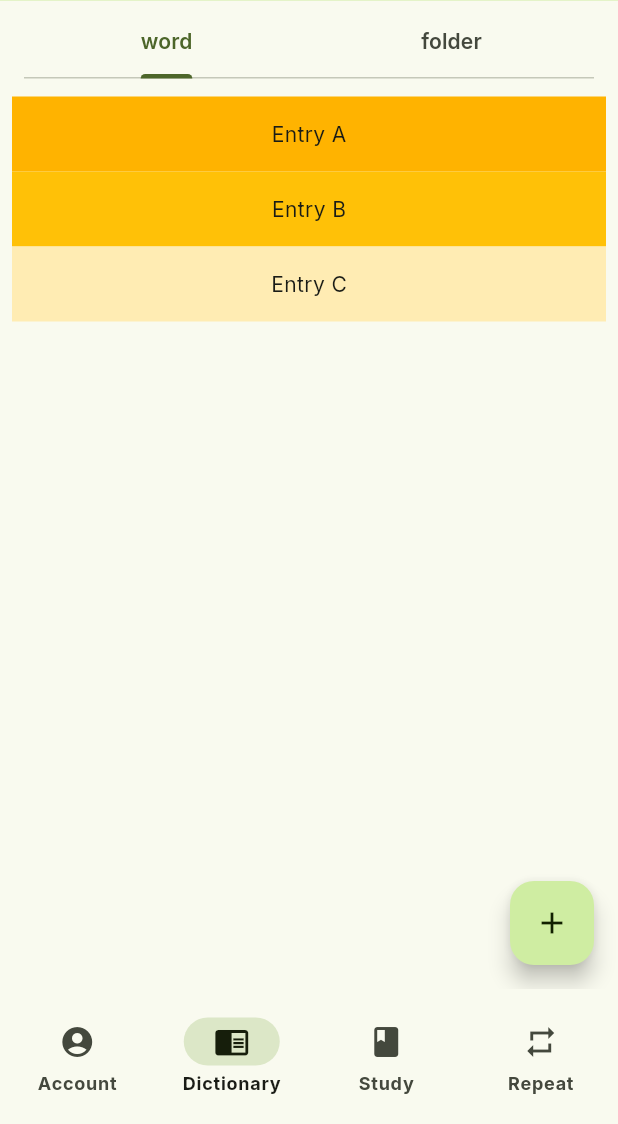
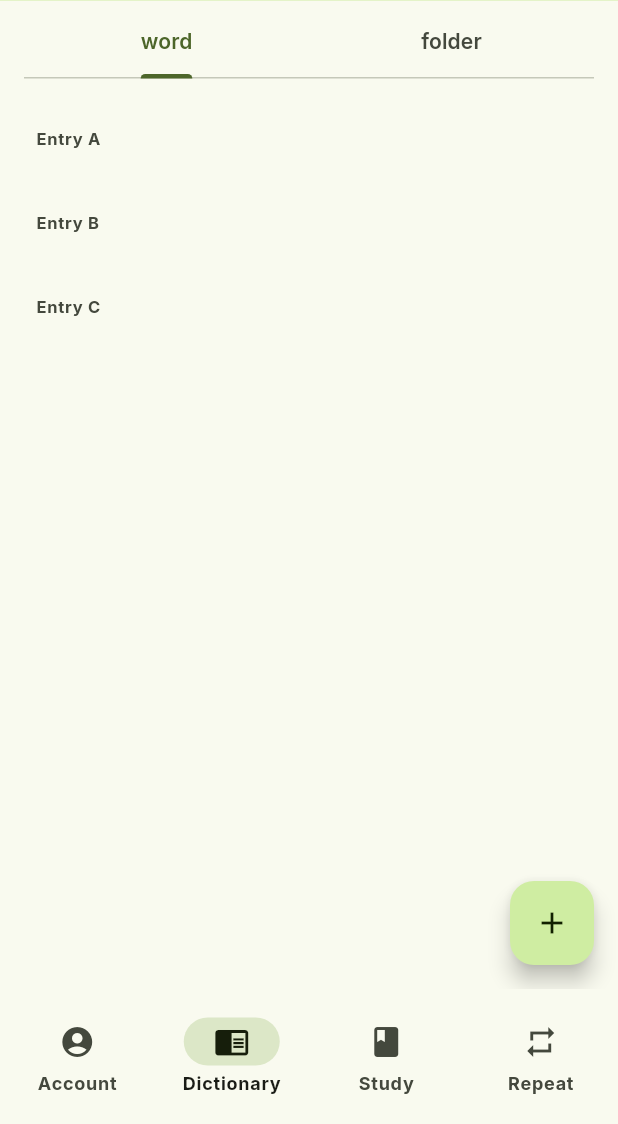
Before and after one commit to SchepardCat/studrow, a Flutter app: the screen it shows after launch, item 2 of the bottom bar chosen, on a phone screen of 412 x 824 dp, the part 112-1236 px from its top. Run offline on Flutter 3.47's test engine with Material 3 defaults, Android fonts, the phone set to English and light mode, and no system bars; our stand-ins replace flip_card, flutter_spinkit, google_fonts, percent_indicator, swipe_cards.

```diff
--- a/lib/main.dart
+++ b/lib/main.dart
@@ -4,6 +4,8 @@ import 'package:studrow/presentation/pages/main_page.dart';
 import 'package:studrow/presentation/pages/settings_page.dart';
 import 'package:studrow/presentation/pages/logo_page.dart';
 import 'package:studrow/presentation/pages/account_page.dart';
+import 'package:studrow/presentation/pages/study_page.dart';
+import 'package:studrow/presentation/pages/word_details_page.dart';
 import 'package:studrow/presentation/theme/theme.dart';
 import 'presentation/theme/typography.dart';
 
@@ -29,6 +31,7 @@ class _MainAppState extends State<MainApp> {
           '/main': (contex) => const MainPage(),
           '/start': (contex) => const StartPage(),
           '/formAdd': (contex) => const FormAdd(),
+          '/word' : (context) => const WordDetails(),
         },
         home: const LogoPage());
   }
--- a/lib/presentation/pages/dictionary_page.dart
+++ b/lib/presentation/pages/dictionary_page.dart
@@ -10,6 +10,7 @@ class DictionaryPage extends StatefulWidget {
 }
 
 class _DictionaryPageState extends State<DictionaryPage> {
+  bool chosenWord = false;
   @override
   Widget build(BuildContext context) {
     return DefaultTabController(
@@ -26,8 +27,10 @@ class _DictionaryPageState extends State<DictionaryPage> {
 
         body: const TabBarView(
           children: [
+            //всі слова відсортовані за алфавітом
             DictionaryList(),
-            Icon(Icons.directions_transit),
+            //теки та слова відсортовані в іерархії по текам
+            DictionaryList(),
           ],
         ),
 
--- a/lib/presentation/widgets/dictionary_list/dictionary_list.dart
+++ b/lib/presentation/widgets/dictionary_list/dictionary_list.dart
@@ -1,4 +1,6 @@
 import 'package:flutter/material.dart';
+import 'package:studrow/presentation/pages/study_page.dart';
+import 'package:studrow/presentation/pages/word_details_page.dart';
 
 class DictionaryList extends StatefulWidget {
   const DictionaryList({super.key});
@@ -17,10 +19,17 @@ class _DictionaryListState extends State<DictionaryList> {
         padding: const EdgeInsets.all(8),
         itemCount: entries.length,
         itemBuilder: (BuildContext context, int index) {
-          return Container(
-            height: 50,
-            color: Colors.amber[colorCodes[index]],
-            child: Center(child: Text('Entry ${entries[index]}')),
+          return ListTile(
+              leading: Text('Entry ${entries[index]}'),
+              onTap: (){
+                Navigator.pushNamed(context, '/word');
+              }
+
+              // color: Theme.of(context).colorScheme.secondary,
+              // child: Padding(
+              //   padding: const EdgeInsets.all(16.0),
+              //   child: Text('Entry ${entries[index]}', style: TextStyle(fontSize: 22.0),),
+              // ),
           );
         }
     );
```
Also changed, not shown: lib/presentation/pages/word_details_page.dart (added, +36 -0 lines), 1 other file.
